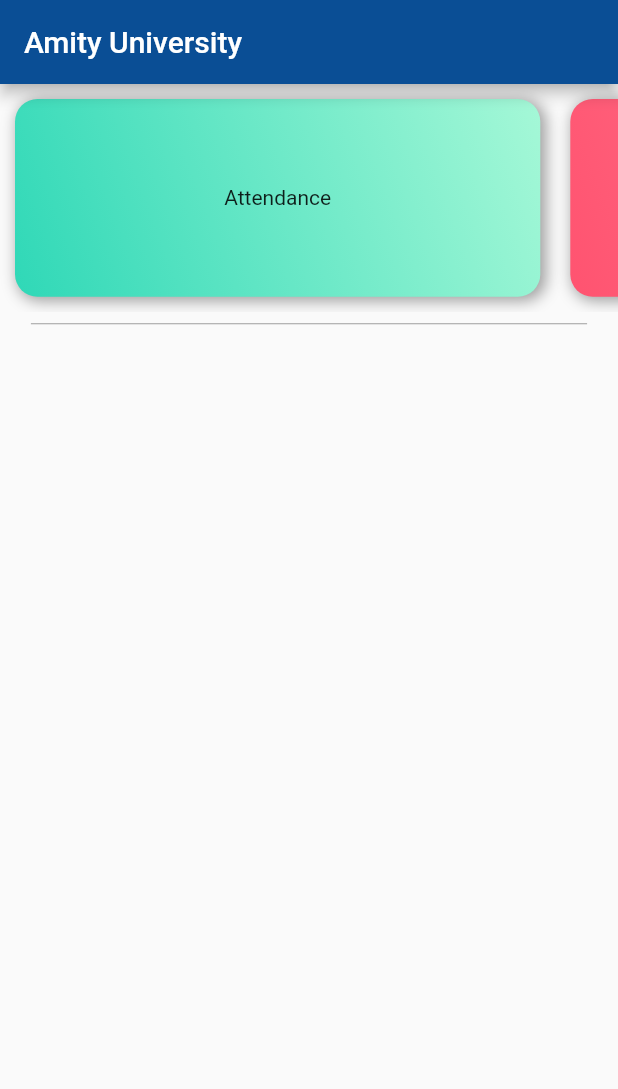
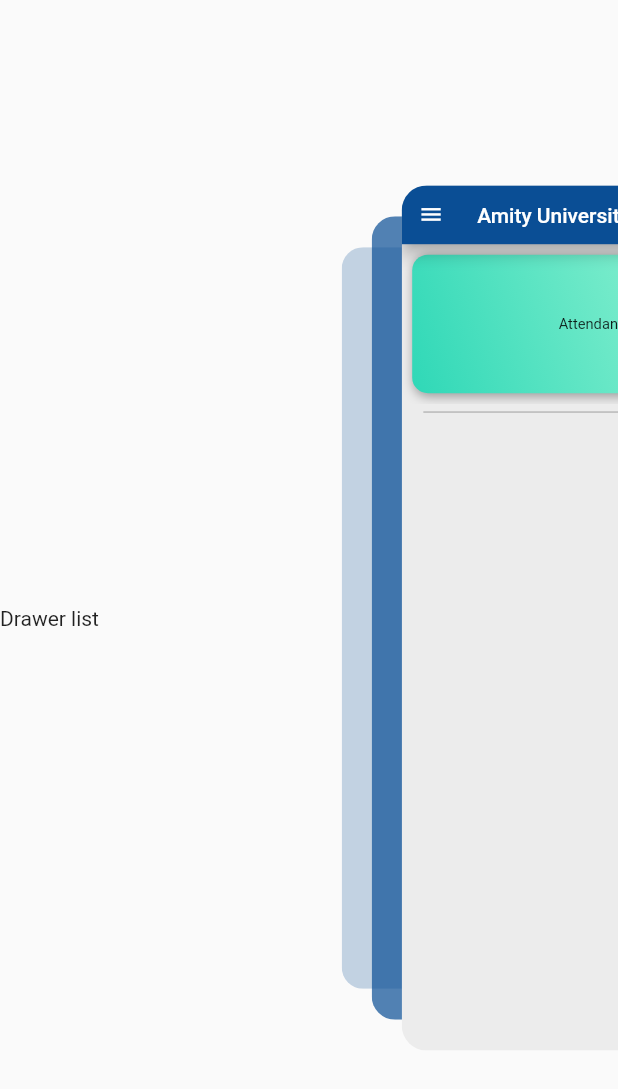
Before and after one commit to XxThunderBlastxX/amizone_app, a Flutter app: the screen it shows after launch, on a phone screen of 412 x 824 dp. Shown: the top 1089 px of the screen. Run offline on Flutter 3.47's test engine with Material 2 defaults, Android fonts, the phone set to English and light mode, and no system bars; drawn by our look-alikes of flutter_zoom_drawer.

Commit message:
implemented drawer

```diff
--- a/lib/constants/constants.dart
+++ b/lib/constants/constants.dart
@@ -3,6 +3,8 @@
 const kPrimaryColor = Color(0xFFFFB702);
 
 const kSecondaryColor = Color(0xFF0A4E95);
+
+const kBackgroundColor = Color(0xFFECECEC);
 
 //Gradiants
 const kTealDark = Color(0xFF2FD8B7);
--- /dev/null
+++ b/lib/controller/drawer_controller.dart
@@ -0,0 +1,4 @@
+import 'package:flutter_zoom_drawer/flutter_zoom_drawer.dart';
+
+//DrawerController
+final ZoomDrawerController drawerController = ZoomDrawerController();
--- a/lib/main.dart
+++ b/lib/main.dart
@@ -1,5 +1,6 @@
-import 'package:amizone_app/screens/home/home_screen.dart';
 import 'package:flutter/material.dart';
+
+import 'screens/drawer/drawer_screen.dart';
 
 void main() {
   runApp(const MyApp());
@@ -12,7 +13,7 @@
   Widget build(BuildContext context) {
     return const MaterialApp(
       title: 'Flutter Demo',
-      home: HomeScreen(),
+      home: DrawerScreen(),
     );
   }
 }
--- /dev/null
+++ b/lib/model/drawer_item.dart
@@ -0,0 +1,11 @@
+import 'package:flutter/material.dart';
+
+class drawerItem {
+  final Icon? icon;
+  final String? title;
+
+  drawerItem({
+    this.icon,
+    this.title,
+  });
+}
--- /dev/null
+++ b/lib/screens/drawer/drawer_screen.dart
@@ -0,0 +1,36 @@
+import 'package:amizone_app/constants/constants.dart';
+import 'package:flutter/material.dart';
+import 'package:flutter_zoom_drawer/flutter_zoom_drawer.dart';
+
+import '../../controller/drawer_controller.dart';
+import '../home/home_screen.dart';
+
+class DrawerScreen extends StatelessWidget {
+  const DrawerScreen({Key? key}) : super(key: key);
+
+  @override
+  Widget build(BuildContext context) {
+    return ZoomDrawer(
+      controller: drawerController,
+      borderRadius: 24,
+      style: DrawerStyle.Style1,
+      openCurve: Curves.fastOutSlowIn,
+      disableGesture: false,
+      mainScreenTapClose: false,
+      slideWidth: MediaQuery.of(context).size.width * 0.65,
+      duration: const Duration(milliseconds: 500),
+      backgroundColor: kSecondaryColor,
+      showShadow: true,
+      angle: 0.0,
+      clipMainScreen: true,
+      menuScreen: Scaffold(
+        // backgroundColor: kBackgroundColor,
+        body: Column(
+          mainAxisAlignment: MainAxisAlignment.center,
+          children: const [Text('Drawer list')],
+        ),
+      ),
+      mainScreen: const HomeScreen(),
+    );
+  }
+}
--- a/lib/screens/home/home_screen.dart
+++ b/lib/screens/home/home_screen.dart
@@ -1,6 +1,7 @@
 import 'package:flutter/material.dart';
 
 import '../../constants/constants.dart';
+import '../../controller/drawer_controller.dart';
 import 'widgets/tabCarousel.dart';
 
 class HomeScreen extends StatelessWidget {
@@ -8,11 +9,19 @@
 
   @override
   Widget build(BuildContext context) {
+    // Total Size (width and height) of screen
     Size size = MediaQuery.of(context).size;
+
     return Scaffold(
+      backgroundColor: kBackgroundColor,
       appBar: AppBar(
         title: const Text('Amity University'),
         backgroundColor: kSecondaryColor,
+        leading: GestureDetector(
+          //TODO :- Fix the drawer on tap issue
+          onTap: drawerController.toggle!(),
+          child: const Icon(Icons.menu),
+        ),
       ),
       body: Column(
         mainAxisAlignment: MainAxisAlignment.start,
@@ -24,41 +33,6 @@
             endIndent: size.width * 0.05,
             color: kGrey,
           ),
-          // Container(
-          //   padding: const EdgeInsets.all(5.0),
-          //   width: size.width * 0.9,
-          //   height: size.height * 0.4,
-          //   decoration: BoxDecoration(
-          //     color: Colors.white,
-          //     borderRadius: BorderRadius.circular(14),
-          //     border: Border.all(
-          //       width: 1.0,
-          //       color: kBlueBorder,
-          //     ),
-          //     // boxShadow: const [
-          //     //   BoxShadow(
-          //     //     color: Colors.black,
-          //     //     spreadRadius: 2,
-          //     //     blurRadius: 10,
-          //     //   ),
-          //     // ],
-          //   ),
-          //   child: Column(
-          //     children: const [
-          //       Text(
-          //         'My Classes',
-          //         style: TextStyle(
-          //           fontSize: 19,
-          //           color: kText,
-          //         ),
-          //       ),
-          //       Divider(
-          //         color: kGrey,
-          //         height: 2.0,
-          //       ),
-          //     ],
-          //   ),
-          // ),
         ],
       ),
     );
--- a/pubspec.yaml
+++ b/pubspec.yaml
@@ -29,11 +29,9 @@
 dependencies:
   flutter:
     sdk: flutter
-
-
-  # The following adds the Cupertino Icons font to your application.
-  # Use with the CupertinoIcons class for iOS style icons.
   cupertino_icons: ^1.0.2
+  font_awesome_flutter: ^9.2.0
+  flutter_zoom_drawer: ^2.3.1
 
 dev_dependencies:
   flutter_test:
```
Also changed, not shown: lib/data/drawer_items.dart (added), pubspec.lock.
